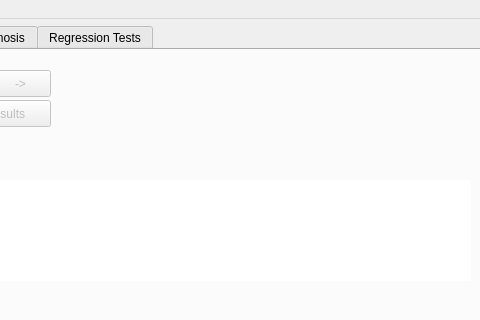
The window that voicebotgui/src/mainwindow.ui (carloacu/onsem-with-contextualplanner-tests) describes before a commit, drawn with Qt 5; both pictures show x 117 to 597 and y 0 to 320 of the 1272 by 813 pixel window.
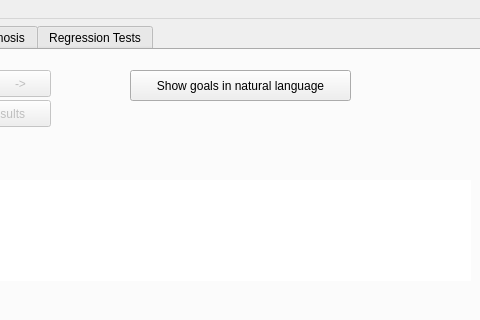
The same window after the commit.

Commit message: Add button to showgoals in natural language

```diff
--- a/voicebotgui/src/mainwindow.ui
+++ b/voicebotgui/src/mainwindow.ui
@@ -338,6 +338,19 @@
          <set>Qt::AlignLeading|Qt::AlignLeft|Qt::AlignVCenter</set>
         </property>
        </widget>
+       <widget class="QPushButton" name="pushButton_goals_view">
+        <property name="geometry">
+         <rect>
+          <x>240</x>
+          <y>20</y>
+          <width>221</width>
+          <height>31</height>
+         </rect>
+        </property>
+        <property name="text">
+         <string>Show goals in natural language</string>
+        </property>
+       </widget>
       </widget>
       <widget class="QWidget" name="tab_chatdiagnosis">
        <attribute name="title">
```
Left out of the diff: 10 changed lines with no effect on the pictures. The commit also changes 2 other files.
